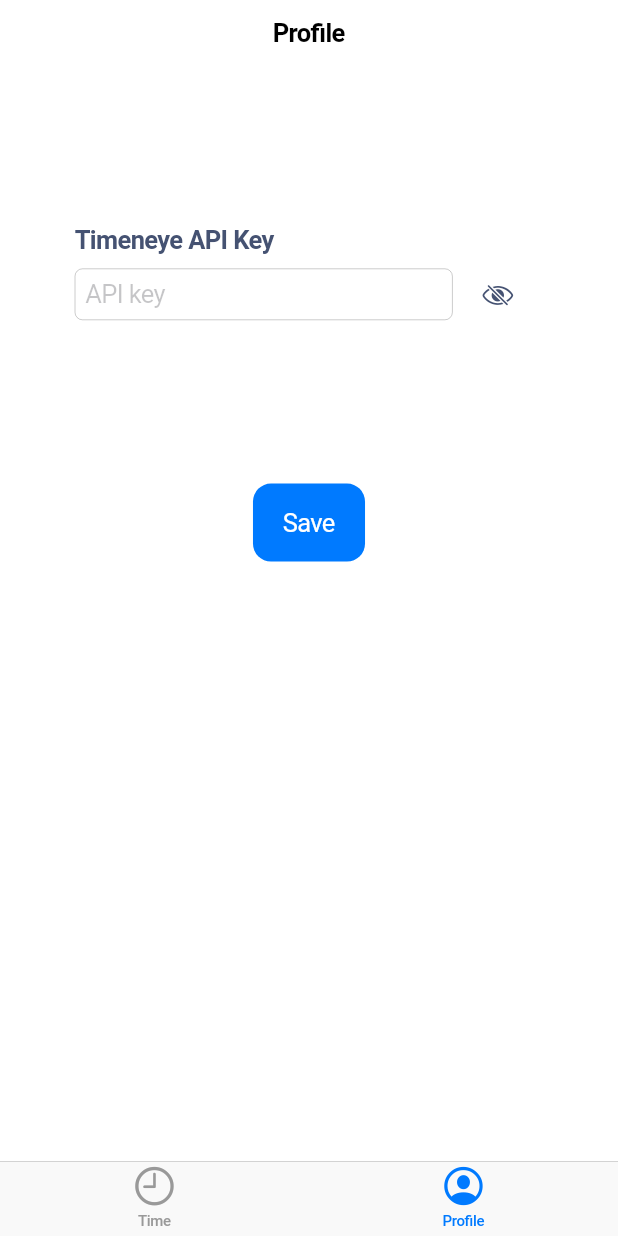
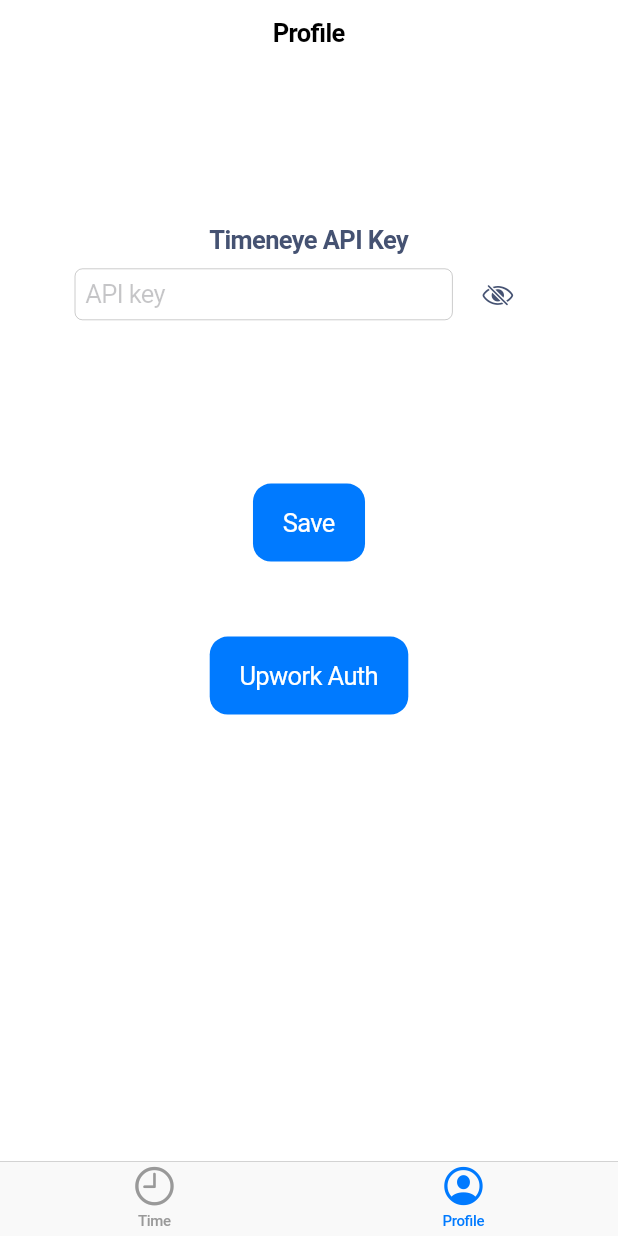
Before and after one commit to LymarV/It-s-About-Time, a Flutter app: the screen it shows after launch, item 2 of the bottom bar chosen, on a phone screen of 412 x 824 dp. Run offline on Flutter 3.47's test engine with Material 2 defaults, Android fonts, the phone set to English and light mode, and no system bars; our stand-ins replace shared_preferences, webview_flutter; missing offline and left inert: oauth1; generated files the repository leaves out were written again.

Commit message:
Open Upwork auth prompt page in webview

```diff
--- a/lib/userProfilePage.dart
+++ b/lib/userProfilePage.dart
@@ -4,6 +4,8 @@ import 'package:flutter/cupertino.dart';
 import 'package:its_about_time/Timeneye/timeneyeService.dart';
 
 import 'package:oauth1/oauth1.dart' as oauth1;
+
+import 'package:webview_flutter/webview_flutter.dart';
 
 class UserProfilePage extends StatefulWidget {
   @override
@@ -20,12 +22,12 @@ class _UserProfilePageState extends State<UserProfilePage> {
 
   IconData timeneyeKeyVisibilityIcon = CupertinoIcons.eye_slash;
 
-  @override
-  void initState() {
-    super.initState();
+  WebViewController _webViewController;
 
-    _upworkOauth();
-  }
+  bool _webViewVisible = false;
+  String _urlToLoad;
+
+  WebView _webView;
 
   @override
   Widget build(BuildContext context) {
@@ -36,7 +38,21 @@ class _UserProfilePageState extends State<UserProfilePage> {
         return CupertinoPageScaffold(
           navigationBar: CupertinoNavigationBar(
               middle: Text('Profile'),
+              trailing: Visibility(
+                visible: _webViewVisible,
+                child: CupertinoButton(
+                  padding: EdgeInsets.zero,
+                  child: Text(
+                    'Close',
+                    // style: TextStyle(fontSize: 12),
                   ),
+                  onPressed: () {
+                    setState(() {
+                      _webViewVisible = false;
+                    });
+                  },
+                ),
+              )),
           child: _getMainContainer(),
         );
       },
@@ -45,23 +61,21 @@ class _UserProfilePageState extends State<UserProfilePage> {
 
   // HACK! to enable hot reload inside the CupertiroTabView
   Widget _getMainContainer() {
-    return Container(
+    return Stack(
+      children: [
+        Container(
             padding: EdgeInsets.all(50),
             alignment: Alignment.center,
             child: Column(
               mainAxisAlignment: MainAxisAlignment.start,
               children: <Widget>[
                 SizedBox(height: 100),
-            Row(
-              children: [
                 Text(
                   'Timeneye API Key',
                   style: TextStyle(
                     color: Color(0xff455272),
                     fontWeight: FontWeight.bold,
                   ),
-                ),
-              ],
                 ),
                 Row(
                   children: [
@@ -85,8 +99,43 @@ class _UserProfilePageState extends State<UserProfilePage> {
                   child: Text('Save'),
                   onPressed: _saveApiKey,
                 ),
+                Container(
+                  padding: EdgeInsets.symmetric(vertical: 50),
+                  child: CupertinoButton.filled(
+                    child: Text('Upwork Auth'),
+                    onPressed: _upworkOauth,
+                  ),
+                ),
               ],
-        ));
+            )),
+        Visibility(
+          visible: _webViewVisible,
+          child: Padding(
+            padding: const EdgeInsets.symmetric(vertical: 86.0),
+            child: getWebView(),
+          ),
+        ),
+      ],
+    );
+  }
+
+  WebView getWebView() {
+    if (_webView != null) {
+      return _webView;
+    }
+
+    _webView = WebView(
+      javascriptMode: JavascriptMode.unrestricted,
+      onWebViewCreated: (webViewController) {
+        _webViewController = webViewController;
+
+        if (_urlToLoad?.isNotEmpty ?? false) {
+          _webViewController.loadUrl(_urlToLoad);
+        }
+      },
+    );
+
+    return _webView;
   }
 
   void _saveApiKey() {
@@ -110,6 +159,8 @@ class _UserProfilePageState extends State<UserProfilePage> {
   }
 
   void _upworkOauth() async {
+    _urlToLoad = '';
+
     // define platform (server)
     var platform = new oauth1.Platform(
         'https://www.upwork.com/api/auth/v1/oauth/token/request', // temporary credentials request
@@ -130,8 +181,12 @@ class _UserProfilePageState extends State<UserProfilePage> {
     var res = await auth.requestTemporaryCredentials();
 
     // redirect to authorization page
-    var url = auth.getResourceOwnerAuthorizationURI(res.credentials.token);
-    print("Open with your browser: $url");
+    _urlToLoad = auth.getResourceOwnerAuthorizationURI(res.credentials.token);
+    print("Open with your browser: $_urlToLoad");
+
+    setState(() {
+      _webViewVisible = true;
+    });
 
     // request token credentials (access tokens)
     // return auth.requestTokenCredentials(res.credentials, verifier);
```
Lines whose indentation alone changed are shown as unchanged.
